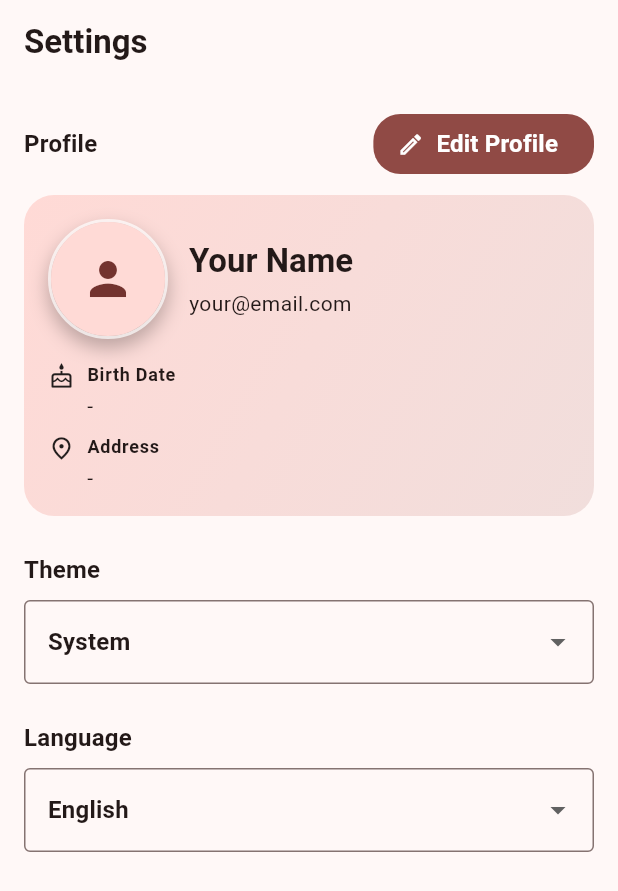
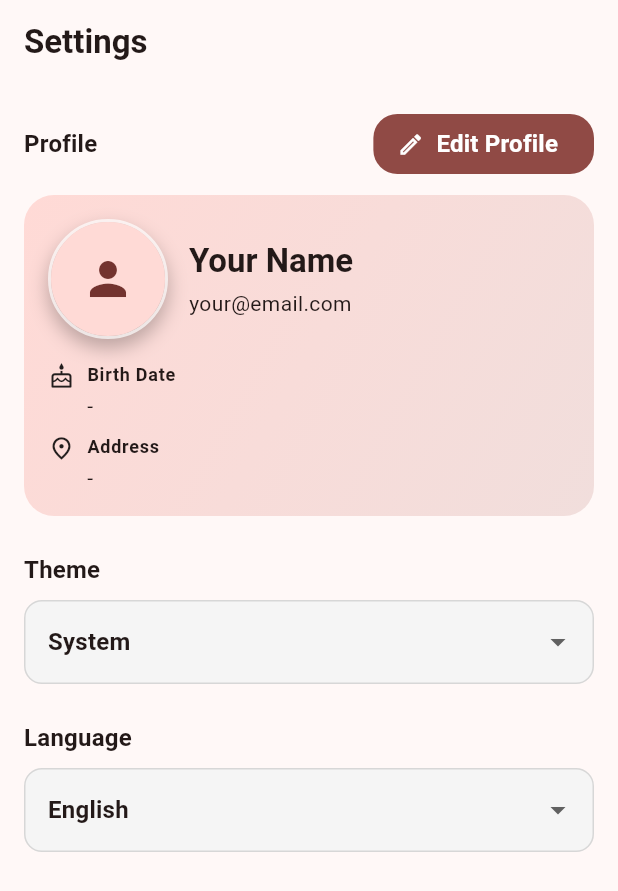
Before and after one commit to pascaladitia/Movie-Flutter, a Flutter app: the SettingsPage screen opened directly, on a phone screen of 412 x 824 dp. Shown: the top 891 px of the screen. Run offline on Flutter 3.47's test engine with Material 3 defaults, Android fonts, the phone set to English and light mode, and no system bars; our stand-ins replace cached_network_image, dio, equatable, flutter_bloc, flutter_dotenv, flutter_image_compress and 10 more; missing offline and left inert: youtube_explode_dart; accounts and stored records are empty; network calls fail.

Commit message:
feat: add Roboto fonts, extend custom theme colors, and update widget styles

```diff
--- a/lib/core/theme/app_colors.dart
+++ b/lib/core/theme/app_colors.dart
@@ -22,6 +22,12 @@ class AppColors {
   }
 
   static const AppCustomColors lightCustom = AppCustomColors(
+    success: Color(0xFF2E7D32),
+    warning: Color(0xFFED6C02),
+    info: Color(0xFF0288D1),
+    border: Color(0x1F000000),
+    divider: Color(0x1F000000),
+    inputFill: Color(0xFFF5F5F5),
     onImageText: Color(0xFFFFFFFF),
     onImageSubtleText: Color(0xD9FFFFFF),
     imageOverlayTop: Color(0x40000000),
@@ -34,6 +40,12 @@ class AppColors {
   );
 
   static const AppCustomColors darkCustom = AppCustomColors(
+    success: Color(0xFF81C784),
+    warning: Color(0xFFFFB74D),
+    info: Color(0xFF4FC3F7),
+    border: Color(0x33FFFFFF),
+    divider: Color(0x33FFFFFF),
+    inputFill: Color(0xFF1F1F1F),
     onImageText: Color(0xFFFFFFFF),
     onImageSubtleText: Color(0xD9FFFFFF),
     imageOverlayTop: Color(0x40000000),
--- a/lib/core/theme/app_theme_extensions.dart
+++ b/lib/core/theme/app_theme_extensions.dart
@@ -2,6 +2,12 @@ import 'package:flutter/material.dart';
 
 @immutable
 class AppCustomColors extends ThemeExtension<AppCustomColors> {
+  final Color success;
+  final Color warning;
+  final Color info;
+  final Color border;
+  final Color divider;
+  final Color inputFill;
   final Color onImageText;
   final Color onImageSubtleText;
   final Color imageOverlayTop;
@@ -13,6 +19,12 @@ class AppCustomColors extends ThemeExtension<AppCustomColors> {
   final Color avatarShadow;
 
   const AppCustomColors({
+    required this.success,
+    required this.warning,
+    required this.info,
+    required this.border,
+    required this.divider,
+    required this.inputFill,
     required this.onImageText,
     required this.onImageSubtleText,
     required this.imageOverlayTop,
@@ -26,6 +38,12 @@ class AppCustomColors extends ThemeExtension<AppCustomColors> {
 
   @override
   AppCustomColors copyWith({
+    Color? success,
+    Color? warning,
+    Color? info,
+    Color? border,
+    Color? divider,
+    Color? inputFill,
     Color? onImageText,
     Color? onImageSubtleText,
     Color? imageOverlayTop,
@@ -37,6 +55,12 @@ class AppCustomColors extends ThemeExtension<AppCustomColors> {
     Color? avatarShadow,
   }) {
     return AppCustomColors(
+      success: success ?? this.success,
+      warning: warning ?? this.warning,
+      info: info ?? this.info,
+      border: border ?? this.border,
+      divider: divider ?? this.divider,
+      inputFill: inputFill ?? this.inputFill,
       onImageText: onImageText ?? this.onImageText,
       onImageSubtleText: onImageSubtleText ?? this.onImageSubtleText,
       imageOverlayTop: imageOverlayTop ?? this.imageOverlayTop,
@@ -53,6 +77,12 @@ class AppCustomColors extends ThemeExtension<AppCustomColors> {
   AppCustomColors lerp(ThemeExtension<AppCustomColors>? other, double t) {
     if (other is! AppCustomColors) return this;
     return AppCustomColors(
+      success: Color.lerp(success, other.success, t)!,
+      warning: Color.lerp(warning, other.warning, t)!,
+      info: Color.lerp(info, other.info, t)!,
+      border: Color.lerp(border, other.border, t)!,
+      divider: Color.lerp(divider, other.divider, t)!,
+      inputFill: Color.lerp(inputFill, other.inputFill, t)!,
       onImageText: Color.lerp(onImageText, other.onImageText, t)!,
       onImageSubtleText: Color.lerp(onImageSubtleText, other.onImageSubtleText, t)!,
       imageOverlayTop: Color.lerp(imageOverlayTop, other.imageOverlayTop, t)!,
```
Also changed, not shown: lib/core/theme/app_theme.dart (+54 -47 lines), pubspec.yaml (+9 -0 lines), assets/fonts/Roboto-Bold.ttf (added), assets/fonts/Roboto-Medium.ttf (added), assets/fonts/Roboto-Regular.ttf (added).
